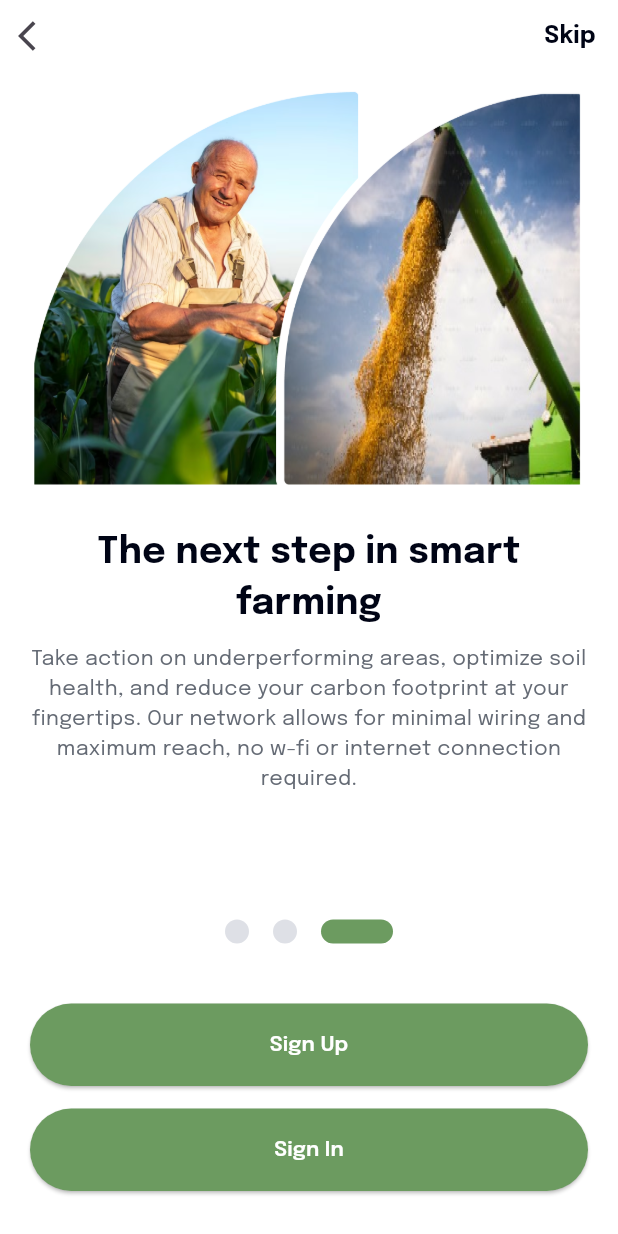
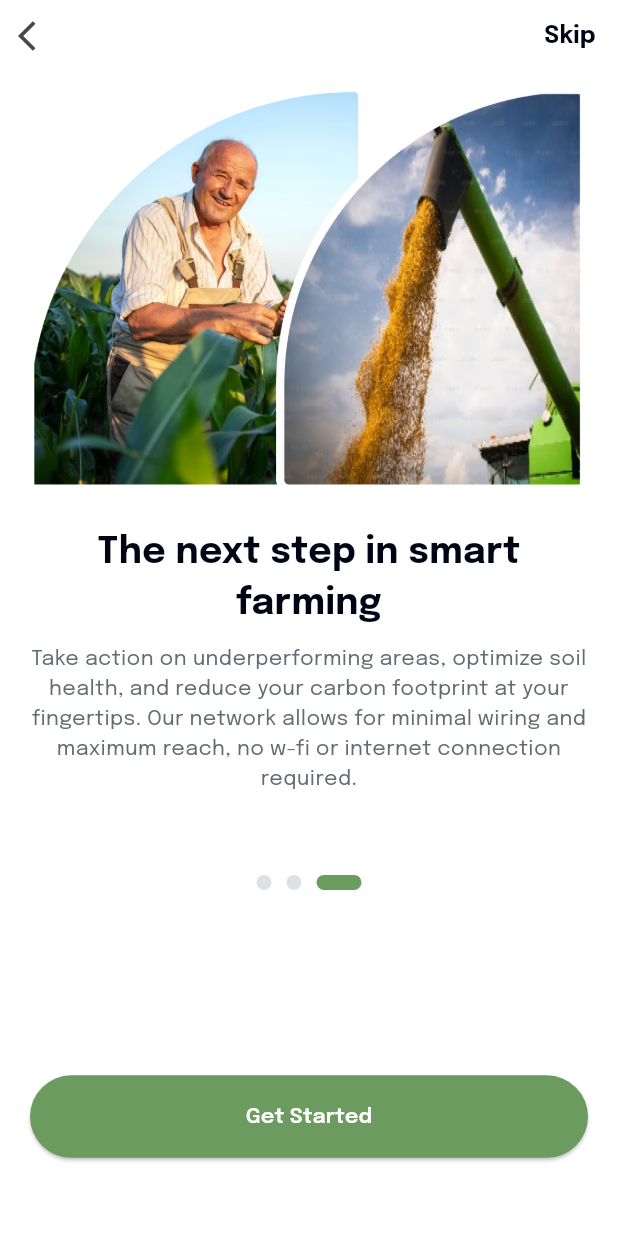
Before and after one commit to sakib151659/nurture_field, a Flutter app: the screen it shows after launch, swiped to page 3, on a phone screen of 412 x 824 dp. Run offline on Flutter 3.47's test engine with Material 2 defaults, Android fonts, the phone set to English and light mode, and no system bars; drawn by our look-alikes of smooth_page_indicator; our stand-ins replace shared_preferences.

Commit message:
onboarding screen done

```diff
--- a/lib/screens/onboarding/onboarding.dart
+++ b/lib/screens/onboarding/onboarding.dart
@@ -60,6 +60,7 @@ class _OnBoardingScreenState extends State<OnBoardingScreen> {
               ),
             //],
             Expanded(
+              flex: 8,
               child: PageView(
                 controller: controller,
                 onPageChanged: (index) {
@@ -91,13 +92,16 @@ class _OnBoardingScreenState extends State<OnBoardingScreen> {
               ),
             ),
 
-            const SizedBox(height: 60,),
+            //const SizedBox(height: 60,),
             Center(
               child: SmoothPageIndicator(
                 controller: controller,
                 count: 3,
                 effect: const ExpandingDotsEffect(
-                    spacing: 16,
+                    spacing: 10,
+                    radius: 10,
+                    dotHeight: 10,
+                    dotWidth: 10,
                     dotColor: MyColors.unselectedDot,
                     activeDotColor: MyColors.primaryColor),
                 onDotClicked: (index) => controller.animateToPage(index,
@@ -106,7 +110,11 @@ class _OnBoardingScreenState extends State<OnBoardingScreen> {
               ),
             ),
 
-            const SizedBox(height: 40,),
+            Expanded(
+              flex: 3,
+              child: Column(
+                children: [
+                  SizedBox(height: MediaQuery.of(context).size.height*.15,),
                   if(isLastPage==false)...[
                     Padding(
                         padding: const EdgeInsets.symmetric(horizontal: 20),
@@ -116,9 +124,6 @@ class _OnBoardingScreenState extends State<OnBoardingScreen> {
                               controller.nextPage(
                                   duration: const Duration(milliseconds: 500),
                                   curve: Curves.easeInOut);
-                        //print("print ");
-                        //Navigator.of(context).pushReplacement(MaterialPageRoute(builder: (builder)=>const SignInScreen()));
-                        //LocalStorageManager.saveData(AppConstant.showHome, true);
                             }
                         )
                     ),
@@ -128,30 +133,20 @@ class _OnBoardingScreenState extends State<OnBoardingScreen> {
                     Padding(
                         padding: const EdgeInsets.symmetric(horizontal: 20),
                         child: CustomButtonRounded(
-                      title: "Sign Up",
+                            title: "Get Started",
                             onPress: (){
-                        //print("print ");
                               //Navigator.of(context).push(MaterialPageRoute(builder: (builder)=>const Auth()));
                               LocalStorageManager.saveData(AppConstant.isOnBoarding, false);
                             }
                         )
                     ),
 
-              const SizedBox(height: 15,),
-              Padding(
-                  padding: const EdgeInsets.symmetric(horizontal: 20),
-                  child: CustomButtonRounded(
-                      title: "Sign In",
-                      onPress: (){
-                        //print("print ");
-                        //Navigator.of(context).push(MaterialPageRoute(builder: (builder)=>const LoginScreen()));
-                        LocalStorageManager.saveData(AppConstant.isOnBoarding, false);
-                      }
-                  )
+                  ],
+                ],
               ),
-            ],
+            ),
 
-            isLastPage?const SizedBox(height: 30,): const SizedBox(height: 70,),
+            const SizedBox(height: 30,)
 
           ],
         ),
```
Lines whose indentation alone changed are shown as unchanged.
